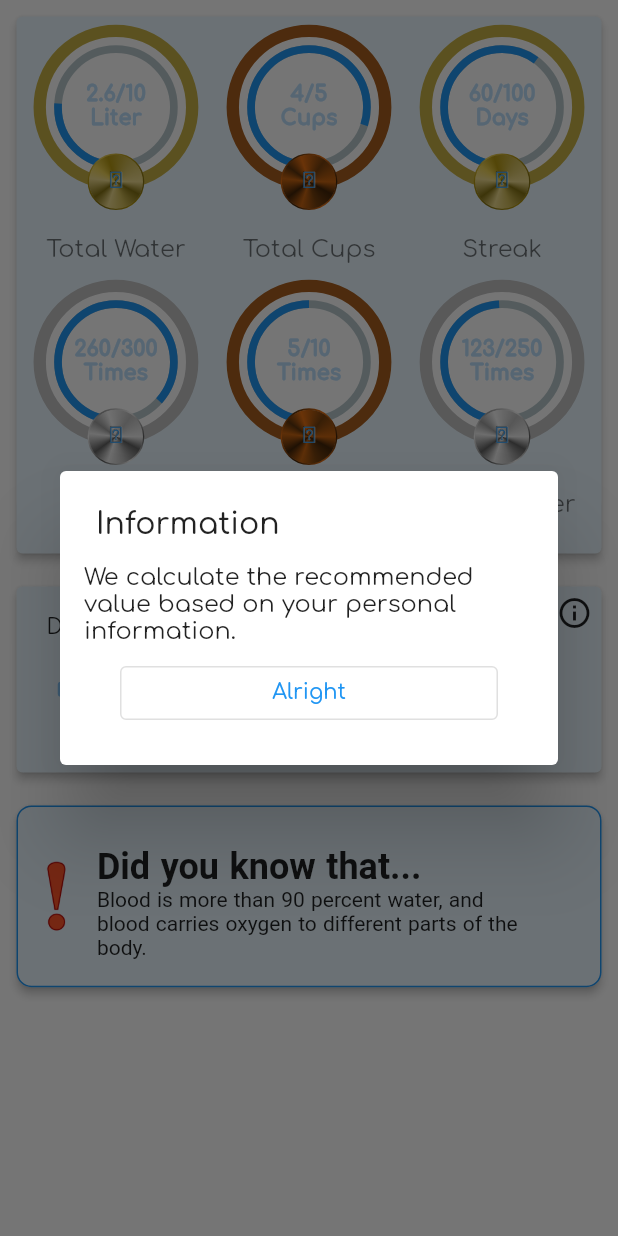
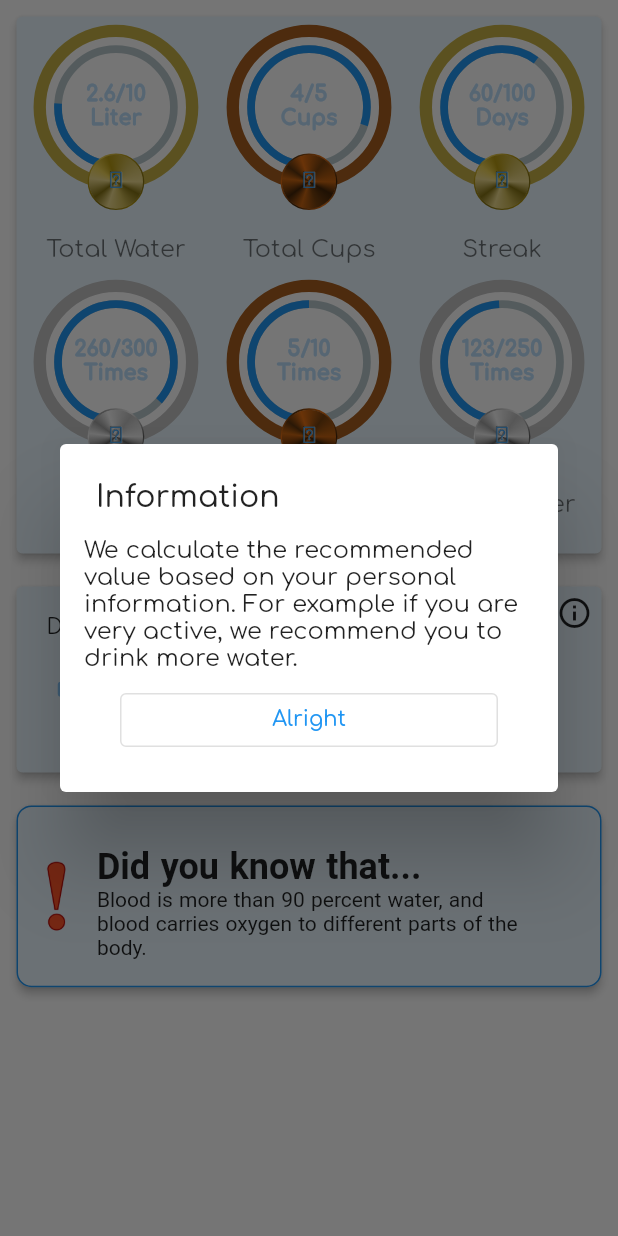
Before and after one commit to lu631str/Aquapido, a Flutter app: the Goals screen opened directly, after a tap on the "info outline" icon, on a phone screen of 412 x 824 dp. Run offline on Flutter 3.47's test engine with Material 2 defaults, Android fonts, the phone set to English and light mode, and no system bars; drawn by our look-alikes of auto_size_text, flutter_xlider, percent_indicator; our stand-ins replace awesome_notifications, easy_localization, fl_chart, google_fonts, numberpicker, rive and 3 more; missing offline and left inert: grafpix, time_range_picker; accounts and stored records are empty.

```diff
--- a/lib/Widgets/goals/DailyGoal.dart
+++ b/lib/Widgets/goals/DailyGoal.dart
@@ -96,7 +96,7 @@ class DailyGoal extends StatelessWidget {
                             title: Text('Information'),
                             children: [
                               Text(
-                                  'We calculate the recommended value based on your personal information.'),
+                                  'We calculate the recommended value based on your personal information. For example if you are very active, we recommend you to drink more water.'),
                               SimpleDialogOption(
                                 child: OutlinedButton(
                                     onPressed: () {
```
Also changed, not shown: lib/Views/home.dart (+12 -0 lines).
